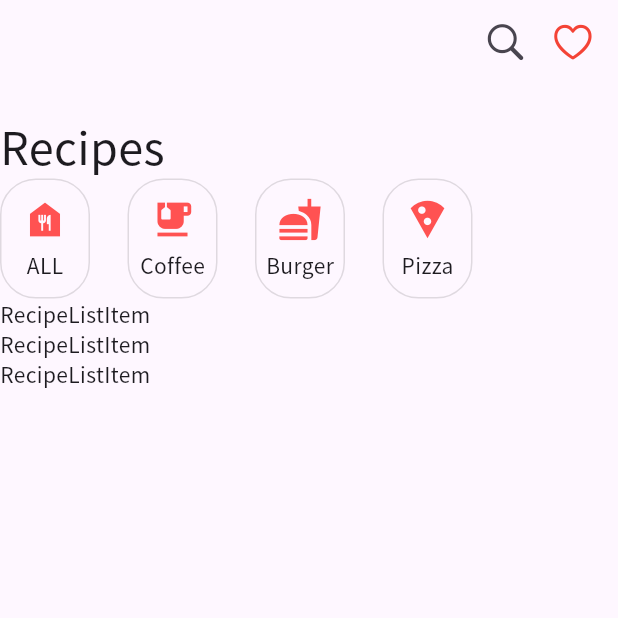
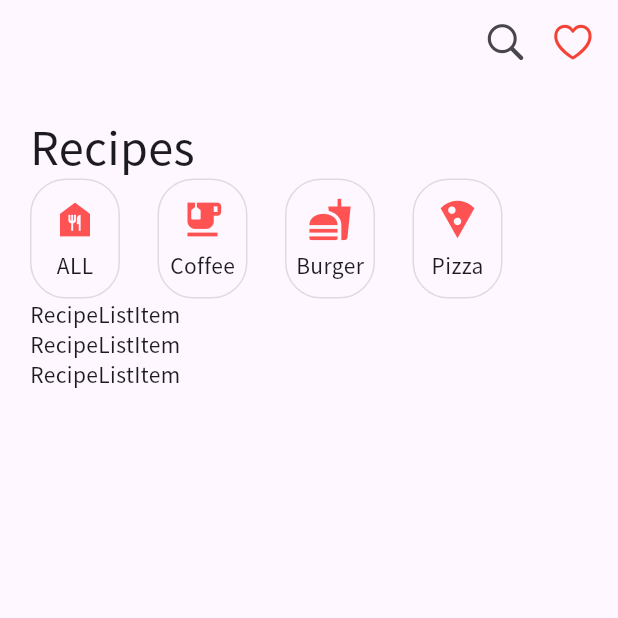
Before and after one commit to hippieperm/flutter_recipe_app, a Flutter app: the screen it shows after launch, on a phone screen of 412 x 824 dp, the top half of it. Run offline on Flutter 3.47's test engine with Material 3 defaults, Android fonts, the phone set to English and light mode, and no system bars.

Commit message:
레시피 페이지 레이아웃 수정: RecipePage 클래스의 body에 패딩을 추가하여 위젯의 가독성을 향상시킴

```diff
--- a/lib/main.dart
+++ b/lib/main.dart
@@ -42,7 +42,9 @@ class RecipePage extends StatelessWidget {
           SizedBox(width: 15),
         ],
       ),
-      body: Column(
+      body: Padding(
+        padding: EdgeInsets.symmetric(horizontal: 20),
+        child: Column(
           crossAxisAlignment: CrossAxisAlignment.start,
           children: [
             RecipeTitle(),
@@ -52,6 +54,7 @@ class RecipePage extends StatelessWidget {
             RecipeListItem(),
           ],
         ),
+      ),
     );
   }
 }
```
Lines whose indentation alone changed are shown as unchanged.
